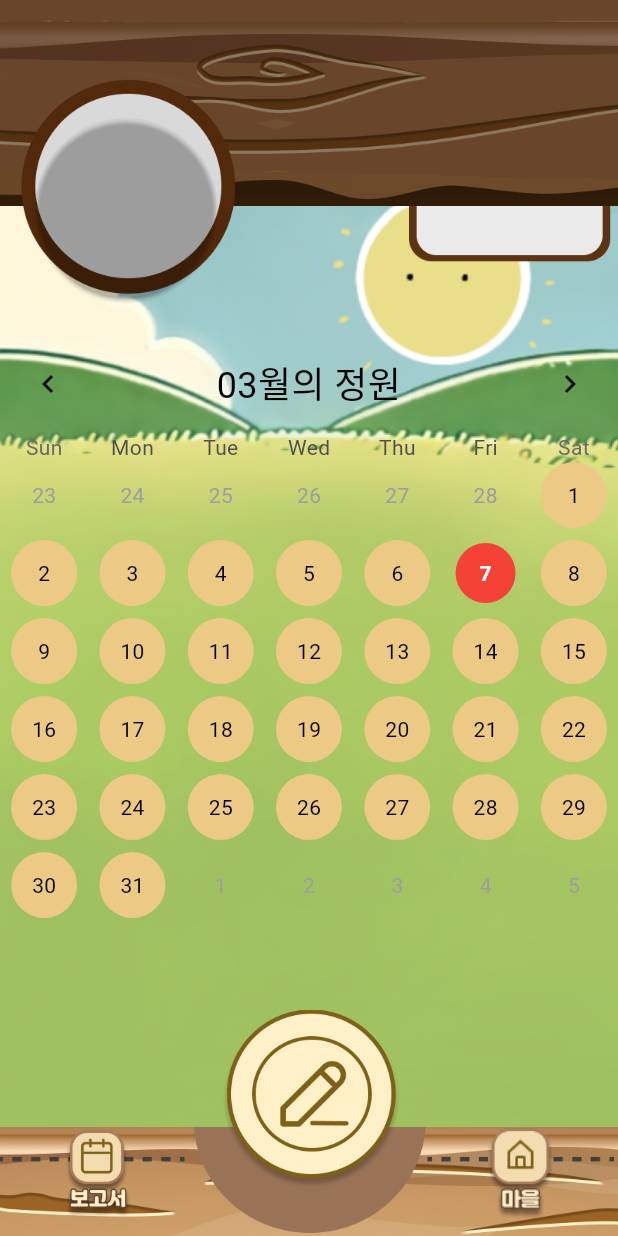
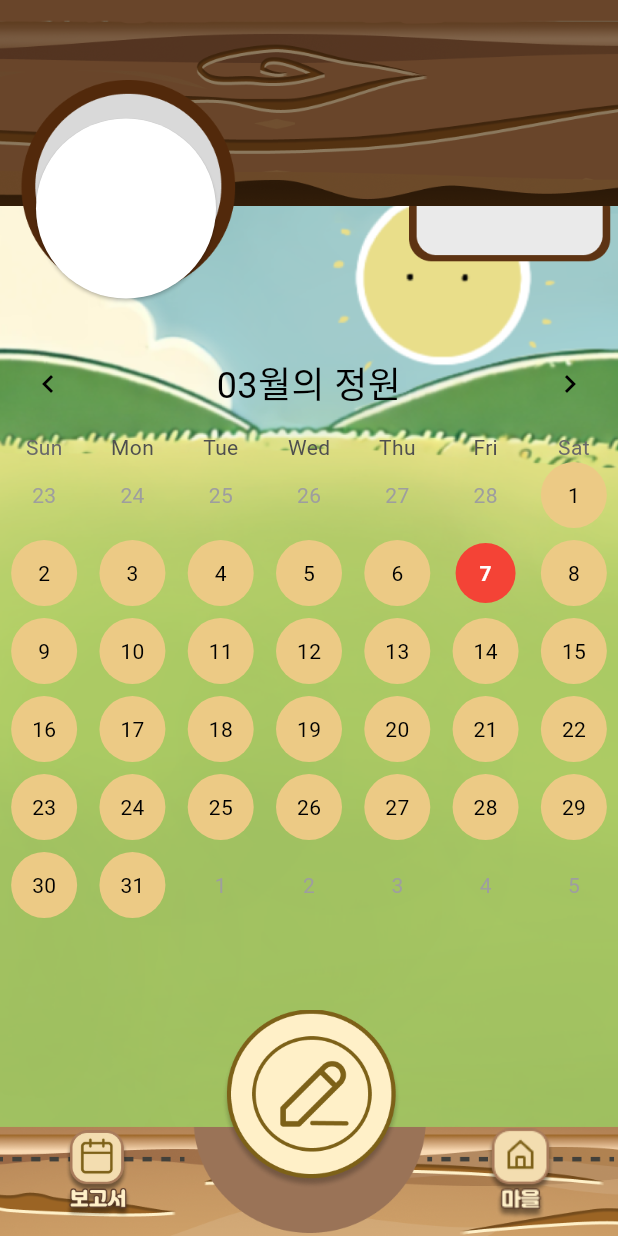
Before and after one commit to Yumin53/SI, a Flutter app: the screen it shows once a user with an empty profile is signed in, on a phone screen of 412 x 824 dp. Run offline on Flutter 3.47's test engine with Material 3 defaults, Android fonts, the phone set to English and light mode, and no system bars; drawn by our look-alikes of table_calendar; our stand-ins replace cloud_firestore, firebase_auth, firebase_core, fluttertoast; accounts and stored records are empty; Roboto replaces fonts that are missing (Jalnan2TTF).

Commit message:
Update Calendar.dart

```diff
--- a/lib/pages/Calendar.dart
+++ b/lib/pages/Calendar.dart
@@ -63,7 +63,7 @@ class _CalendarPageState extends State<CalendarPage> {
                         ),
                         style: ElevatedButton.styleFrom(
                           shape: CircleBorder(),
-                          backgroundColor: Colors.transparent, // Button color
+                          backgroundColor: Colors.white, // Button color
                         ),
                       ),
                     ],
```
